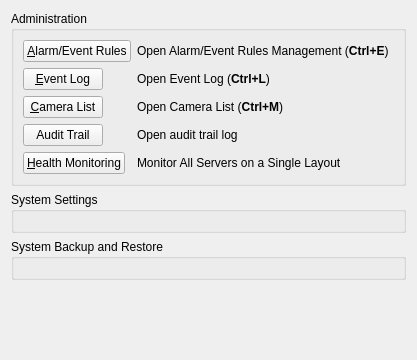
Above: client/src/ui/widgets/settings/general_system_administration_widget.ui from networkoptix/nx_open before the change. Below: the same form after it.
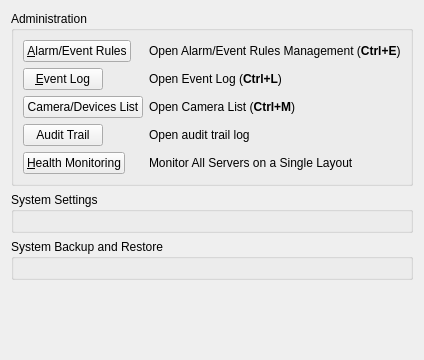
That is the form after the change. Custom widgets are drawn as their Qt base class.

Commit message:
VMS-632: Update all "camera" strings to IO MOdule where possible
settings widgets

<==== Mercurial data ====>
Branch: x_VMS-632_device_strings

The edit to the form file:
```diff
--- a/client/src/ui/widgets/settings/general_system_administration_widget.ui
+++ b/client/src/ui/widgets/settings/general_system_administration_widget.ui
@@ -69,7 +69,7 @@
       <item row="2" column="0">
        <widget class="QPushButton" name="cameraListButton">
         <property name="text">
-         <string>&amp;Camera List</string>
+         <string notr="true">Camera/Devices List</string>
         </property>
         <property name="shortcut">
          <string>Ctrl+M</string>
```
The commit also changes 7 other files.
